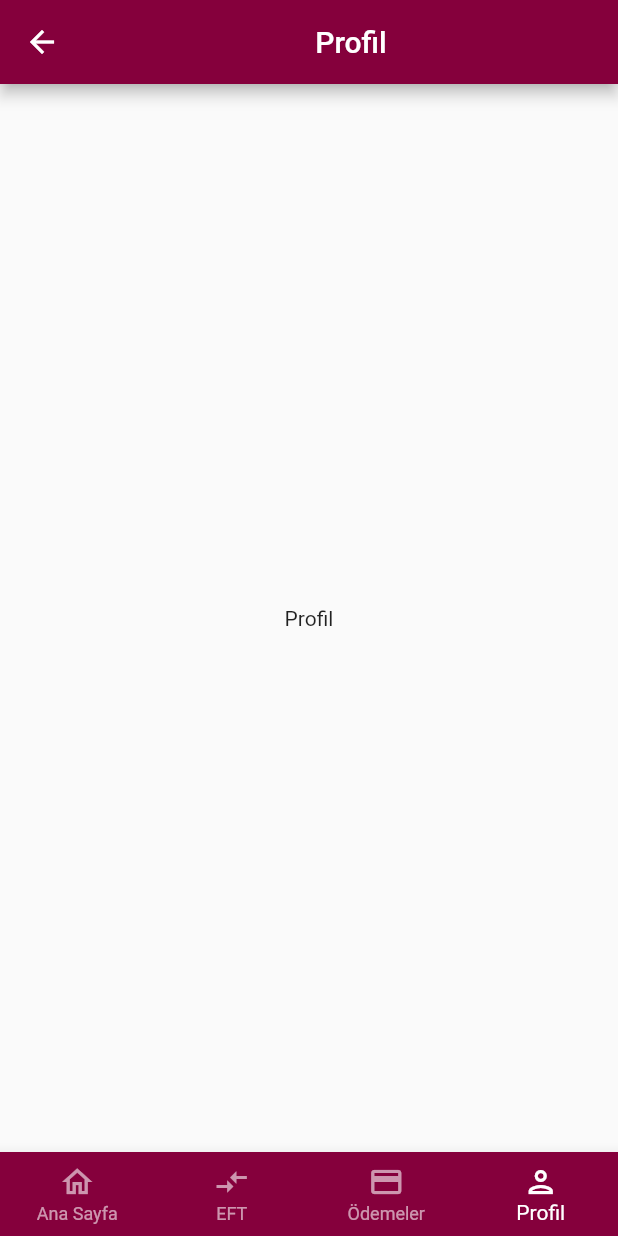
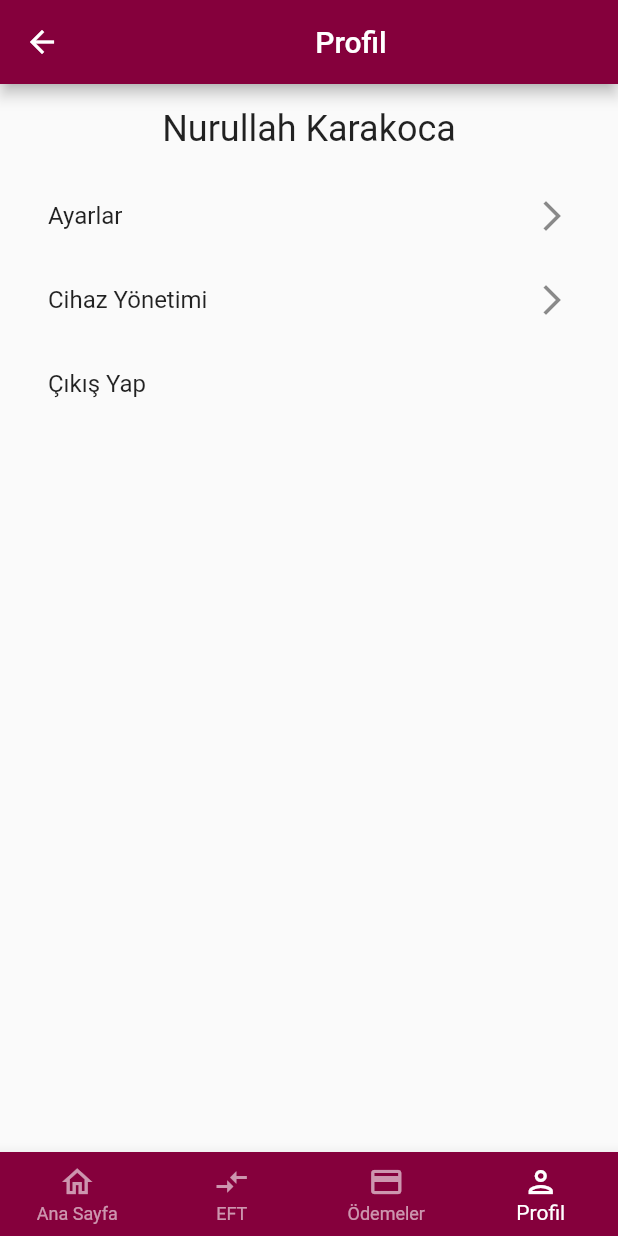
Before and after one commit to NurullahKarakoca/ab_assignment, a Flutter app: the MainPage screen opened by its route, item 4 of the bottom bar chosen, on a phone screen of 412 x 824 dp. Run offline on Flutter 3.47's test engine with Material 2 defaults, Android fonts, the phone set to English and light mode, and no system bars; our stand-ins replace dio, get_it, mask_text_input_formatter, shared_preferences; accounts and stored records are empty.

Commit message:
add profile page

```diff
--- a/lib/main.dart
+++ b/lib/main.dart
@@ -50,7 +50,10 @@ class MyApp extends StatelessWidget {
                       child: const LoginPage(),
                     ));
           case routeMain:
-            return MaterialPageRoute(builder: (context) => const MainPage());
+            return MaterialPageRoute(
+                builder: (context) => ChangeNotifierProvider(
+                    create: (context) => AuthenticationViewModel(context),
+                    child: const MainPage()));
         }
       },
     );
--- a/lib/pages/main_page.dart
+++ b/lib/pages/main_page.dart
@@ -1,4 +1,5 @@
 import 'package:ab_assignment/pages/money_transfer_page.dart';
+import 'package:ab_assignment/pages/profile_page.dart';
 import 'package:ab_assignment/utils/string.dart';
 import 'package:flutter/material.dart';
 
@@ -59,9 +60,7 @@ class _MainBody extends StatelessWidget {
         Center(
           child: Text(payments),
         ),
-        Center(
-          child: Text(profile),
-        ),
+        ProfilePage()
       ],
     );
   }
--- /dev/null
+++ b/lib/pages/profile_page.dart
@@ -0,0 +1,47 @@
+import 'package:ab_assignment/utils/dimen.dart';
+import 'package:ab_assignment/view_models/authentication_view_model.dart';
+import 'package:flutter/material.dart';
+import 'package:provider/provider.dart';
+
+class ProfilePage extends StatefulWidget {
+  const ProfilePage({Key? key}) : super(key: key);
+
+  @override
+  _ProfilePageState createState() => _ProfilePageState();
+}
+
+class _ProfilePageState extends State<ProfilePage> {
+  @override
+  Widget build(BuildContext context) {
+    return Padding(
+      padding: const EdgeInsets.all(paddingSize),
+      child: Column(
+        children: [
+          Center(
+            child: Text(
+              "Nurullah Karakoca",
+              style: Theme.of(context).textTheme.headline5,
+            ),
+          ),
+          const SizedBox(
+            height: paddingSize,
+          ),
+          const ListTile(
+            title: Text("Ayarlar"),
+            trailing: Icon(Icons.arrow_forward_ios_outlined),
+          ),
+          const ListTile(
+            title: Text("Cihaz Yönetimi"),
+            trailing: Icon(Icons.arrow_forward_ios_outlined),
+          ),
+          ListTile(
+            title: Text("Çıkış Yap"),
+            onTap: () {
+              context.read<AuthenticationViewModel>().logout();
+            },
+          )
+        ],
+      ),
+    );
+  }
+}
--- a/lib/view_models/authentication_view_model.dart
+++ b/lib/view_models/authentication_view_model.dart
@@ -32,5 +32,9 @@ class AuthenticationViewModel extends ChangeNotifier {
     }
   }
 
-  void logout() => _authRepository.logout();
+  void logout() {
+    _authRepository.logout();
+    Navigator.pushNamedAndRemoveUntil(
+        context, routeRoot, ModalRoute.withName(routeRoot));
+  }
 }
```
